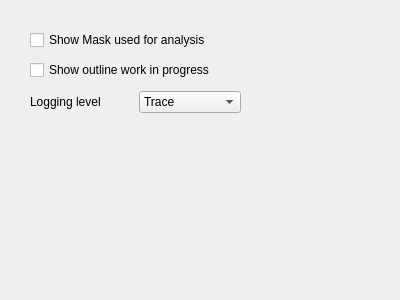
This is settingsdebug.ui in githubdoe/DFTFringe as Qt 5 draws it before an edit. The edited form follows.
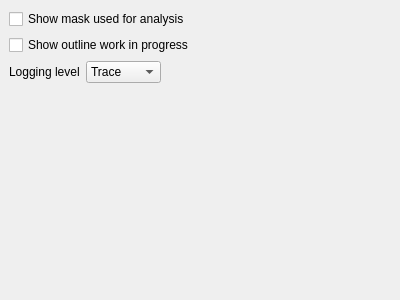
This is the edited form.

What changed in the file:
```diff
--- a/settingsdebug.ui
+++ b/settingsdebug.ui
@@ -13,41 +13,40 @@
   <property name="windowTitle">
    <string>Dialog</string>
   </property>
+  <widget class="QWidget" name="verticalLayoutWidget">
+   <property name="geometry">
+    <rect>
+     <x>0</x>
+     <y>0</y>
+     <width>391</width>
+     <height>261</height>
+    </rect>
+   </property>
+   <layout class="QVBoxLayout" name="verticalLayout">
+    <property name="sizeConstraint">
+     <enum>QLayout::SizeConstraint::SetDefaultConstraint</enum>
+    </property>
+    <property name="leftMargin">
+     <number>9</number>
+    </property>
+    <property name="topMargin">
+     <number>9</number>
+    </property>
+    <item>
   <widget class="QCheckBox" name="checkBox">
-   <property name="geometry">
-    <rect>
-     <x>30</x>
-     <y>30</y>
-     <width>300</width>
-     <height>20</height>
-    </rect>
-   </property>
    <property name="text">
-    <string>Show Mask used for analysis</string>
-   </property>
-  </widget>
+       <string>Show mask used for analysis</string>
+      </property>
+     </widget>
+    </item>
+    <item>
   <widget class="QCheckBox" name="debugOutline">
-   <property name="geometry">
-    <rect>
-     <x>30</x>
-     <y>60</y>
-     <width>300</width>
-     <height>20</height>
-    </rect>
-   </property>
    <property name="text">
     <string>Show outline work in progress</string>
    </property>
   </widget>
-  <widget class="QWidget" name="horizontalLayoutWidget">
-   <property name="geometry">
-    <rect>
-     <x>30</x>
-     <y>90</y>
-     <width>211</width>
-     <height>24</height>
-    </rect>
-   </property>
+    </item>
+    <item>
    <layout class="QHBoxLayout" name="horizontalLayout">
     <item>
      <widget class="QLabel" name="spdLogLevelLabel">
@@ -97,6 +96,34 @@
        </property>
       </item>
      </widget>
+      </item>
+      <item>
+       <spacer name="horizontalSpacer">
+        <property name="orientation">
+         <enum>Qt::Orientation::Horizontal</enum>
+        </property>
+        <property name="sizeHint" stdset="0">
+         <size>
+          <width>40</width>
+          <height>20</height>
+         </size>
+        </property>
+       </spacer>
+      </item>
+     </layout>
+    </item>
+    <item>
+     <spacer name="verticalSpacer">
+      <property name="orientation">
+       <enum>Qt::Orientation::Vertical</enum>
+      </property>
+      <property name="sizeHint" stdset="0">
+       <size>
+        <width>20</width>
+        <height>40</height>
+       </size>
+      </property>
+     </spacer>
     </item>
    </layout>
   </widget>
```
Lines whose indentation alone changed are shown as unchanged.
